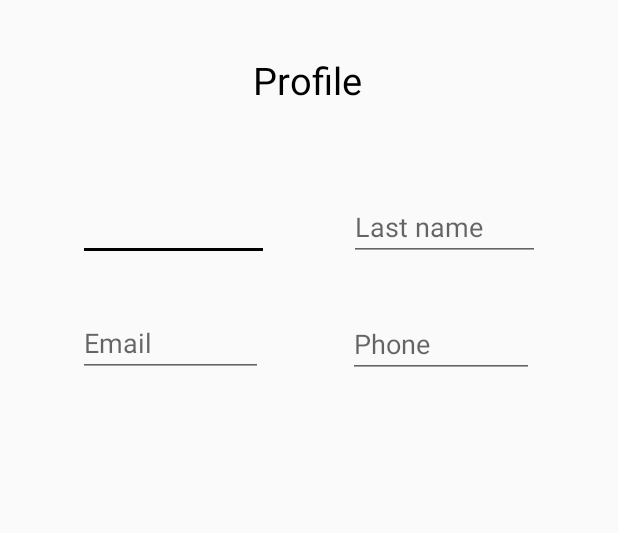
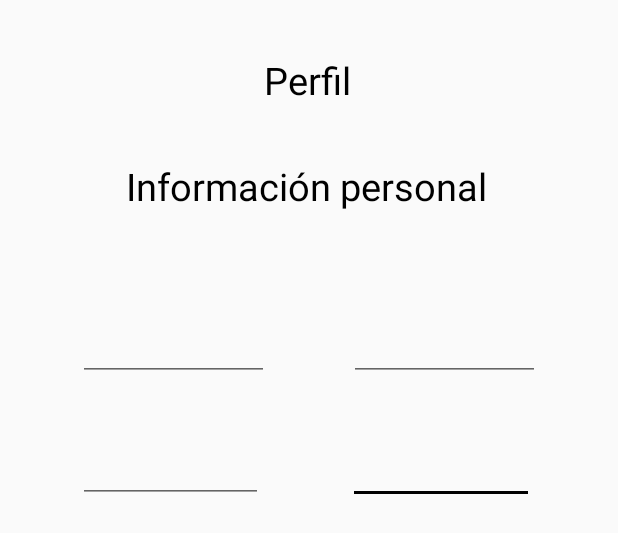
Before and after one commit to snow915/ALLSTARS, an Android app: the layout fragment_profile.xml on its own in the app's theme, with its tools: preview values and no code run, on a phone screen of 412 x 824 dp. Shown: the top 533 px of the screen. Run offline under Robolectric (Android 15) with nearby library versions, the phone set to English and light mode, and no system bars.

Commit message:
Fix: fragment Profile, add some text on Profile layout

```diff
--- a/app/src/main/java/com/store/MainActivity.java
+++ b/app/src/main/java/com/store/MainActivity.java
@@ -84,8 +84,8 @@ public class MainActivity extends AppCompatActivity
         }
         carousel = new Carrusel();
         mi_fragment = new index();
-        getSupportFragmentManager().beginTransaction().replace(R.id.content_main, mi_fragment).commit();
-        getSupportFragmentManager().beginTransaction().replace(R.id.content_main_carrusel, carousel).commit();
+        getSupportFragmentManager().beginTransaction().add(R.id.content_main, mi_fragment).commit();
+        getSupportFragmentManager().beginTransaction().add(R.id.content_main_carrusel, carousel).commit();
     }
 
     @Override
@@ -153,7 +153,7 @@ public class MainActivity extends AppCompatActivity
             carousel = new Carrusel();
             mi_fragment = new index();
             fragment_seleccionado = true;
-            getSupportFragmentManager().beginTransaction().replace(R.id.content_main_carrusel, carousel).addToBackStack(null).commit();
+            getSupportFragmentManager().beginTransaction().replace(R.id.content_main_carrusel, carousel).commit();
         } else if (id == R.id.nav_gallery) {
             if (carousel != null) {
                 carousel = null;
@@ -186,7 +186,7 @@ public class MainActivity extends AppCompatActivity
         if (fragment_seleccionado) {
             //getSupportFragmentManager().popBackStack();
             //getSupportFragmentManager().beginTransaction().replace(R.id.content_main, mi_fragment).addToBackStack(null).commit();
-            getSupportFragmentManager().beginTransaction().replace(R.id.content_main, mi_fragment).commit();
+            getSupportFragmentManager().beginTransaction().replace(R.id.content_main, mi_fragment).addToBackStack(null).commit();
         }
 
         DrawerLayout drawer = findViewById(R.id.drawer_layout);
--- a/app/src/main/res/layout/fragment_profile.xml
+++ b/app/src/main/res/layout/fragment_profile.xml
@@ -1,12 +1,12 @@
 <?xml version="1.0" encoding="utf-8"?>
 <FrameLayout xmlns:android="http://schemas.android.com/apk/res/android"
+    xmlns:app="http://schemas.android.com/apk/res-auto"
     xmlns:tools="http://schemas.android.com/tools"
     android:layout_width="match_parent"
     android:layout_height="match_parent"
     tools:context=".Profile">
-    <androidx.constraintlayout.widget.ConstraintLayout xmlns:android="http://schemas.android.com/apk/res/android"
-        xmlns:app="http://schemas.android.com/apk/res-auto"
-        xmlns:tools="http://schemas.android.com/tools"
+
+    <androidx.constraintlayout.widget.ConstraintLayout
         android:layout_width="match_parent"
         android:layout_height="match_parent"
         tools:context=".Profile">
@@ -24,13 +24,40 @@
             app:layout_constraintStart_toStartOf="parent"
             app:layout_constraintTop_toTopOf="parent" />
 
+        <TextView
+            android:id="@+id/textView4"
+            android:layout_width="wrap_content"
+            android:layout_height="wrap_content"
+            android:layout_marginTop="36dp"
+            android:text="Información personal"
+            android:textColor="@color/colorPrimary"
+            android:textSize="25sp"
+            app:layout_constraintEnd_toEndOf="parent"
+            app:layout_constraintHorizontal_bias="0.491"
+            app:layout_constraintStart_toStartOf="parent"
+            app:layout_constraintTop_toBottomOf="@+id/textView3" />
+
+        <EditText
+            android:id="@+id/id_telefono"
+            android:layout_width="124dp"
+            android:layout_height="42dp"
+            android:layout_marginStart="56dp"
+            android:layout_marginLeft="56dp"
+            android:layout_marginTop="40dp"
+            android:ems="10"
+            android:inputType="phone"
+            app:layout_constraintEnd_toEndOf="parent"
+            app:layout_constraintHorizontal_bias="0.017"
+            app:layout_constraintStart_toEndOf="@+id/id_email"
+            app:layout_constraintTop_toBottomOf="@+id/id_apellido" />
+
         <EditText
             android:id="@+id/id_nombre"
             android:layout_width="127dp"
             android:layout_height="43dp"
             android:layout_marginStart="52dp"
             android:layout_marginLeft="52dp"
-            android:layout_marginTop="60dp"
+            android:layout_marginTop="140dp"
             android:ems="10"
             android:inputType="textPersonName"
             app:layout_constraintStart_toStartOf="parent"
@@ -40,10 +67,9 @@
             android:id="@+id/id_apellido"
             android:layout_width="127dp"
             android:layout_height="43dp"
-            android:layout_marginTop="60dp"
+            android:layout_marginTop="140dp"
             android:ems="10"
             android:inputType="textPersonName"
-            android:hint="@string/last_name_input"
             app:layout_constraintEnd_toEndOf="parent"
             app:layout_constraintHorizontal_bias="0.504"
             app:layout_constraintStart_toEndOf="@+id/id_nombre"
@@ -55,35 +81,20 @@
             android:layout_height="41dp"
             android:layout_marginStart="52dp"
             android:layout_marginLeft="52dp"
-            android:layout_marginTop="36dp"
+            android:layout_marginTop="40dp"
             android:ems="10"
-            android:hint="@string/email_input"
             android:inputType="textEmailAddress"
             app:layout_constraintStart_toStartOf="parent"
             app:layout_constraintTop_toBottomOf="@+id/id_nombre" />
 
-        <EditText
-            android:id="@+id/id_telefono"
-            android:layout_width="124dp"
-            android:layout_height="42dp"
-            android:layout_marginStart="56dp"
-            android:layout_marginLeft="56dp"
-            android:layout_marginTop="36dp"
-            android:ems="10"
-            android:hint="@string/phone_input"
-            android:inputType="phone"
-            app:layout_constraintEnd_toEndOf="parent"
-            app:layout_constraintHorizontal_bias="0.017"
-            app:layout_constraintStart_toEndOf="@+id/id_email"
-            app:layout_constraintTop_toBottomOf="@+id/id_apellido" />
-
         <TextView
             android:id="@+id/id_sexo"
             android:layout_width="238dp"
+            android:layout_height="35dp"
+            android:layout_marginTop="32dp"
             android:gravity="center"
-            android:layout_height="35dp"
-            android:layout_marginTop="48dp"
             app:layout_constraintEnd_toEndOf="parent"
+            app:layout_constraintHorizontal_bias="0.502"
             app:layout_constraintStart_toStartOf="parent"
             app:layout_constraintTop_toBottomOf="@+id/id_telefono" />
 
--- a/app/src/main/res/values/strings.xml
+++ b/app/src/main/res/values/strings.xml
@@ -70,7 +70,7 @@
     <string name="btn_favoritos">Añadir a favoritos</string>
     <string name="btn_contratar">Contratar</string>
 
-    <string name="profile_title">Profile</string>
+    <string name="profile_title">Perfil</string>
 
     <string-array name="array_sex">
         <item>Gender</item>
```
